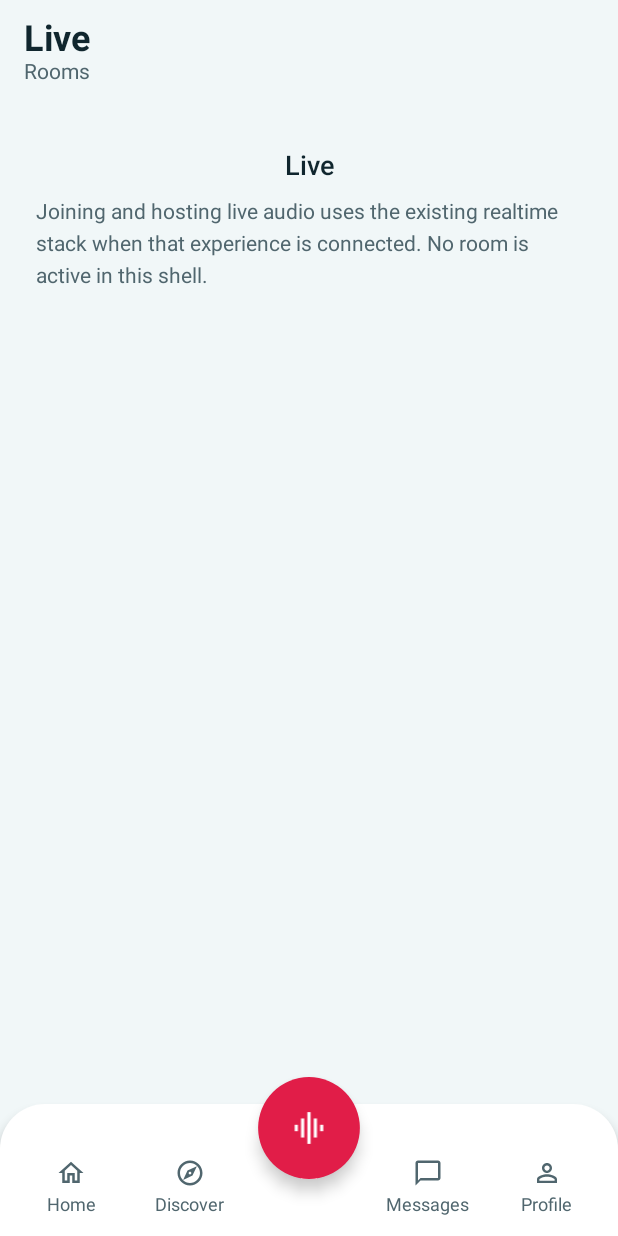
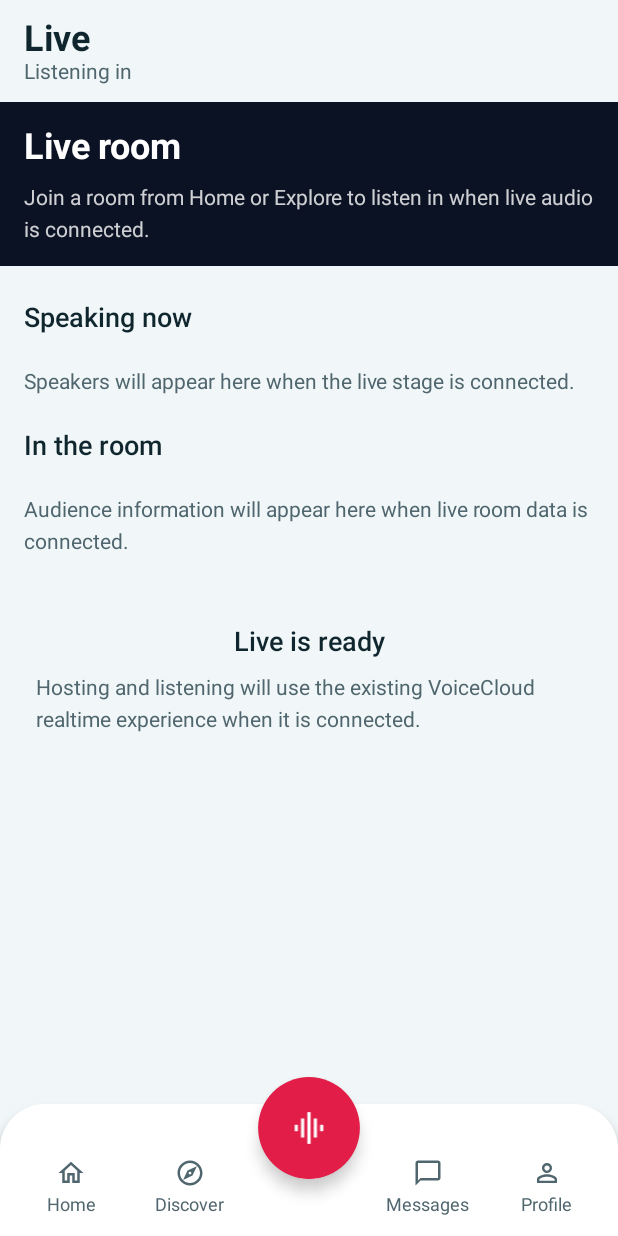
Before and after one commit to akc-26/VoiceCloud-Android, an Android app built with Jetpack Compose: the composable ConsumerShell shown on its own in the app's theme, after a tap on "Live", on a phone screen of 412 x 824 dp. Run offline under Robolectric (Android 15) with nearby library versions, the phone set to English and light mode, and no system bars.

Commit message:
feat(ui): implement host live experience
Co-authored-by: Ashok Kumar <akc-26@users.noreply.github.com>

```diff
--- /dev/null
+++ b/app/src/main/java/app/voicecloud/android/ui/live/HostLiveScreen.kt
@@ -0,0 +1,341 @@
+package app.voicecloud.android.ui.live
+
+import androidx.compose.animation.AnimatedVisibility
+import androidx.compose.animation.core.tween
+import androidx.compose.animation.fadeIn
+import androidx.compose.foundation.background
+import androidx.compose.foundation.layout.Arrangement
+import androidx.compose.foundation.layout.Box
+import androidx.compose.foundation.layout.Column
+import androidx.compose.foundation.layout.PaddingValues
+import androidx.compose.foundation.layout.Row
+import androidx.compose.foundation.layout.fillMaxSize
+import androidx.compose.foundation.layout.fillMaxWidth
+import androidx.compose.foundation.layout.padding
+import androidx.compose.foundation.lazy.LazyColumn
+import androidx.compose.foundation.lazy.items
+import androidx.compose.material3.Text
+import androidx.compose.runtime.Composable
+import androidx.compose.runtime.getValue
+import androidx.compose.runtime.mutableStateOf
+import androidx.compose.runtime.saveable.rememberSaveable
+import androidx.compose.runtime.setValue
+import androidx.compose.ui.Alignment
+import androidx.compose.ui.Modifier
+import androidx.compose.ui.semantics.contentDescription
+import androidx.compose.ui.semantics.semantics
+import app.voicecloud.core.designsystem.VoiceCloud
+import app.voicecloud.core.designsystem.component.VCAudioWaveform
+import app.voicecloud.core.designsystem.component.VCBottomSheet
+import app.voicecloud.core.designsystem.component.VCEmptyState
+import app.voicecloud.core.designsystem.component.VCErrorState
+import app.voicecloud.core.designsystem.component.VCLiveBadge
+import app.voicecloud.core.designsystem.component.VCPageHeader
+import app.voicecloud.core.designsystem.component.VCPersonRow
+import app.voicecloud.core.designsystem.component.VCPrimaryButton
+import app.voicecloud.core.designsystem.component.VCSecondaryButton
+import app.voicecloud.core.designsystem.component.VCSectionHeader
+import app.voicecloud.core.designsystem.component.VCSkeleton
+import app.voicecloud.core.designsystem.component.VCSpeakingAvatar
+import app.voicecloud.core.designsystem.component.VCTextButton
+import app.voicecloud.core.designsystem.component.VCToast
+import app.voicecloud.core.designsystem.theme.VoiceCloudMotion
+import app.voicecloud.core.designsystem.theme.rememberVoiceCloudMotionEnabled
+
+@Composable
+fun HostLiveScreen(
+    state: HostLiveUiState,
+    mode: HostLiveMode,
+    modifier: Modifier = Modifier,
+    onConnect: (() -> Unit)? = null,
+    onDisconnect: (() -> Unit)? = null,
+    onToggleMute: (() -> Unit)? = null,
+    onEndRoom: (() -> Unit)? = null,
+    toastMessage: String? = null,
+    onToastDismiss: () -> Unit = {},
+) {
+    val spacing = VoiceCloud.spacing
+    val motionEnabled = rememberVoiceCloudMotionEnabled()
+    var showEngagement by rememberSaveable { mutableStateOf(false) }
+    var showModeration by rememberSaveable { mutableStateOf(false) }
+    var showAdmin by rememberSaveable { mutableStateOf(false) }
+    val title = when (mode) {
+        HostLiveMode.Host -> "Live Studio"
+        HostLiveMode.Audience -> "Live"
+    }
+    val subtitle = when (mode) {
+        HostLiveMode.Host -> "Host controls"
+        HostLiveMode.Audience -> "Listening in"
+    }
+    Column(modifier.fillMaxSize()) {
+        VCPageHeader(title = title, subtitle = subtitle)
+        when {
+            state.errorMessage != null || state.sessionStatus == HostSessionStatus.Error -> VCErrorState(
+                title = "Live unavailable",
+                message = state.errorMessage ?: state.sessionStatus.statusMessage(mode),
+            )
+            state.isLoading || state.sessionStatus == HostSessionStatus.Connecting -> Column(
+                Modifier.padding(horizontal = spacing.pageGutter, vertical = spacing.md),
+                verticalArrangement = Arrangement.spacedBy(spacing.sm),
+            ) {
+                VCSkeleton()
+                VCSkeleton()
+            }
+            else -> AnimatedVisibility(
+                visible = true,
+                enter = if (motionEnabled) fadeIn(tween(VoiceCloudMotion.EntranceMs)) else fadeIn(tween(0)),
+            ) {
+                HostLiveContent(
+                    state = state,
+                    mode = mode,
+                    onConnect = onConnect,
+                    onDisconnect = onDisconnect,
+                    onToggleMute = onToggleMute,
+                    onOpenEngagement = { showEngagement = true },
+                    onOpenModeration = { showModeration = true },
+                    onOpenAdmin = { showAdmin = true },
+                )
+            }
+        }
+        HostEngagementSheet(visible = showEngagement, onDismiss = { showEngagement = false })
+        HostModerationSheet(visible = showModeration, onDismiss = { showModeration = false })
+        HostAdminSheet(
+            visible = showAdmin,
+            onDismiss = { showAdmin = false },
+            onEndRoom = onEndRoom,
+        )
+        VCToast(message = toastMessage, onDismiss = onToastDismiss)
+    }
+}
+
+@Composable
+private fun HostLiveContent(
+    state: HostLiveUiState,
+    mode: HostLiveMode,
+    onConnect: (() -> Unit)?,
+    onDisconnect: (() -> Unit)?,
+    onToggleMute: (() -> Unit)?,
+    onOpenEngagement: () -> Unit,
+    onOpenModeration: () -> Unit,
+    onOpenAdmin: () -> Unit,
+) {
+    val spacing = VoiceCloud.spacing
+    val colors = VoiceCloud.colors
+    val isLive = state.sessionStatus == HostSessionStatus.Live ||
+        state.sessionStatus == HostSessionStatus.Speaking ||
+        state.sessionStatus == HostSessionStatus.Muted
+    LazyColumn(
+        modifier = Modifier.fillMaxSize(),
+        contentPadding = PaddingValues(bottom = spacing.xxl),
+        verticalArrangement = Arrangement.spacedBy(spacing.md),
+    ) {
+        item {
+            Box(
+                Modifier
+                    .fillMaxWidth()
+                    .background(colors.liveSurface)
+                    .padding(spacing.pageGutter),
+            ) {
+                Column(verticalArrangement = Arrangement.spacedBy(spacing.sm)) {
+                    if (isLive) {
+                        VCLiveBadge()
+                    }
+                    Text(
+                        text = state.roomTitle ?: if (mode == HostLiveMode.Host) "Your live room" else "Live room",
+                        style = VoiceCloud.typography.screenTitle,
+                        color = colors.textOnDark,
+                    )
+                    state.topicLabel?.let {
+                        Text(it, style = VoiceCloud.typography.bodySecondary, color = colors.textOnDark.copy(alpha = 0.85f))
+                    }
+                    Text(
+                        text = state.sessionStatus.statusMessage(mode),
+                        style = VoiceCloud.typography.bodySecondary,
+                        color = colors.textOnDark.copy(alpha = 0.8f),
+                        modifier = Modifier.semantics {
+                            contentDescription = "Live status: ${state.sessionStatus.statusMessage(mode)}"
+                        },
+                    )
+                    if (state.hostSpeaking && isLive) {
+                        VCAudioWaveform(active = true, color = colors.accent)
+                    }
+                }
+            }
+        }
+        if (mode == HostLiveMode.Host) {
+            item { VCSectionHeader(title = "Primary live controls") }
+            item {
+                Row(
+                    Modifier
+                        .fillMaxWidth()
+                        .padding(horizontal = spacing.pageGutter),
+                    horizontalArrangement = Arrangement.spacedBy(spacing.sm),
+                ) {
+                    onConnect?.let { connect ->
+                        VCPrimaryButton(
+                            text = "Go live",
+                            onClick = connect,
+                            modifier = Modifier.weight(1f),
+                        )
+                    }
+                    onDisconnect?.let { disconnect ->
+                        VCSecondaryButton(
+                            text = "Disconnect",
+                            onClick = disconnect,
+                            modifier = Modifier.weight(1f),
+                        )
+                    }
+                }
+                if (onConnect == null && onDisconnect == null) {
+                    HostLiveMuted(
+                        "Live controls will use the existing VoiceCloud realtime stack when hosting is connected.",
+                        modifier = Modifier.padding(horizontal = spacing.pageGutter, vertical = spacing.xs),
+                    )
+                }
+            }
+            item {
+                Row(
+                    Modifier
+                        .fillMaxWidth()
+                        .padding(horizontal = spacing.pageGutter),
+                    horizontalArrangement = Arrangement.spacedBy(spacing.sm),
+                ) {
+                    onToggleMute?.let { toggle ->
+                        VCSecondaryButton(
+                            text = if (state.hostMuted) "Unmute" else "Mute",
+                            onClick = toggle,
+                            modifier = Modifier.padding(horizontal = spacing.pageGutter),
+                        )
+                    }
+                }
+            }
+        }
+        item { VCSectionHeader(title = if (mode == HostLiveMode.Host) "Stage" else "Speaking now") }
+        if (state.speakers.isEmpty()) {
+            item {
+                HostLiveMuted(
+                    "Speakers will appear here when the live stage is connected.",
+                    modifier = Modifier.padding(horizontal = spacing.pageGutter),
+                )
+            }
+        } else {
+            items(state.speakers, key = { it.name }) { speaker ->
+                if (speaker.speaking) {
+                    Row(
+                        Modifier.padding(horizontal = spacing.pageGutter),
+                        horizontalArrangement = Arrangement.spacedBy(spacing.sm),
+                        verticalAlignment = Alignment.CenterVertically,
+                    ) {
+                        VCSpeakingAvatar(name = speaker.name, speaking = true, image = speaker.avatar)
+                        Column {
+                            Text(speaker.name, style = VoiceCloud.typography.actionLabel, color = colors.textPrimary)
+                            speaker.subtitle?.let {
+                                Text(it, style = VoiceCloud.typography.caption, color = colors.textSecondary)
+                            }
+                        }
+                    }
+                } else {
+                    VCPersonRow(person = speaker)
+                }
+            }
+        }
+        item { VCSectionHeader(title = if (mode == HostLiveMode.Host) "Room" else "In the room") }
+        state.audienceLabel?.let { audience ->
+            item {
+                Text(
+                    text = audience,
+                    style = VoiceCloud.typography.bodySecondary,
+                    color = colors.textSecondary,
+                    modifier = Modifier.padding(horizontal = spacing.pageGutter),
+                )
+            }
+        } ?: item {
+            HostLiveMuted(
+                "Audience information will appear here when live room data is connected.",
+                modifier = Modifier.padding(horizontal = spacing.pageGutter),
+            )
+        }
+        if (state.listeners.isNotEmpty()) {
+            items(state.listeners, key = { "listener-${it.name}" }) { listener ->
+                VCPersonRow(person = listener)
+            }
+        }
+        if (mode == HostLiveMode.Host) {
+            item { VCSectionHeader(title = "More controls") }
+            item {
+                Row(
+                    Modifier
+                        .fillMaxWidth()
+                        .padding(horizontal = spacing.pageGutter),
+                    horizontalArrangement = Arrangement.spacedBy(spacing.md),
+                ) {
+                    VCTextButton(text = "Engagement", onClick = onOpenEngagement)
+                    VCTextButton(text = "Moderation", onClick = onOpenModeration)
+                    VCTextButton(text = "Admin", onClick = onOpenAdmin)
+                }
+            }
+        }
+        if (state.roomTitle == null && state.speakers.isEmpty() && state.audienceLabel == null) {
+            item {
+                VCEmptyState(
+                    title = if (mode == HostLiveMode.Host) "Live Studio is ready" else "Live is ready",
+                    message = "Hosting and listening will use the existing VoiceCloud realtime experience when it is connected.",
+                )
+            }
+        }
+    }
+}
+
+@Composable
+private fun HostEngagementSheet(visible: Boolean, onDismiss: () -> Unit) {
+    VCBottomSheet(visible = visible, onDismiss = onDismiss, title = "Engagement") {
+        VCEmptyState(
+            title = "Engagement controls",
+            message = "Reactions, gifts, and audience engagement will appear here when live engagement is connected.",
+        )
+    }
+}
+
+@Composable
+private fun HostModerationSheet(visible: Boolean, onDismiss: () -> Unit) {
+    VCBottomSheet(visible = visible, onDismiss = onDismiss, title = "Moderation") {
+        VCEmptyState(
+            title = "Moderation",
+            message = "Moderation tools will use existing VoiceCloud room rules when that capability is connected.",
+        )
+    }
+}
+
+@Composable
+private fun HostAdminSheet(
+    visible: Boolean,
+    onDismiss: () -> Unit,
+    onEndRoom: (() -> Unit)?,
+) {
+    VCBottomSheet(visible = visible, onDismiss = onDismiss, title = "Room administration") {
+        Text(
+            text = "Advanced room settings and administration appear here when supported.",
+            style = VoiceCloud.typography.bodySecondary,
+            color = VoiceCloud.colors.textSecondary,
+        )
+        if (onEndRoom != null) {
+            VCPrimaryButton(
+                text = "End room",
+                onClick = onEndRoom,
+                modifier = Modifier
+                    .fillMaxWidth()
+                    .padding(top = VoiceCloud.spacing.md),
+            )
+        }
+    }
+}
+
+@Composable
+private fun HostLiveMuted(message: String, modifier: Modifier = Modifier) {
+    Text(
+        text = message,
+        style = VoiceCloud.typography.bodySecondary,
+        color = VoiceCloud.colors.textMuted,
+        modifier = modifier,
+    )
+}
--- /dev/null
+++ b/app/src/main/java/app/voicecloud/android/ui/live/HostLiveUiState.kt
@@ -0,0 +1,58 @@
+package app.voicecloud.android.ui.live
+
+import androidx.compose.runtime.Immutable
+import app.voicecloud.core.designsystem.component.VCPersonUiModel
+
+enum class HostLiveMode {
+    Host,
+    Audience,
+}
+
+enum class HostSessionStatus {
+    Idle,
+    Preparing,
+    Connecting,
+    Live,
+    Reconnecting,
+    Interrupted,
+    Disconnected,
+    Muted,
+    Speaking,
+    Paused,
+    Ended,
+    Error,
+}
+
+/** Presentation-only host/live session state. Populated when live hosting is connected. */
+@Immutable
+data class HostLiveUiState(
+    val isLoading: Boolean = false,
+    val errorMessage: String? = null,
+    val sessionStatus: HostSessionStatus = HostSessionStatus.Idle,
+    val roomTitle: String? = null,
+    val topicLabel: String? = null,
+    val audienceLabel: String? = null,
+    val speakers: List<VCPersonUiModel> = emptyList(),
+    val listeners: List<VCPersonUiModel> = emptyList(),
+    val hostMuted: Boolean = false,
+    val hostSpeaking: Boolean = false,
+)
+
+fun HostSessionStatus.statusMessage(mode: HostLiveMode): String = when (this) {
+    HostSessionStatus.Idle -> if (mode == HostLiveMode.Host) {
+        "Prepare your room, then go live when the realtime session is connected."
+    } else {
+        "Join a room from Home or Explore to listen in when live audio is connected."
+    }
+    HostSessionStatus.Preparing -> "Preparing your live room."
+    HostSessionStatus.Connecting -> "Connecting to VoiceCloud realtime."
+    HostSessionStatus.Live -> "You are live."
+    HostSessionStatus.Reconnecting -> "Reconnecting to the live session."
+    HostSessionStatus.Interrupted -> "Live session interrupted. Check your connection."
+    HostSessionStatus.Disconnected -> "Not connected to a live session."
+    HostSessionStatus.Muted -> "You are muted."
+    HostSessionStatus.Speaking -> "You are speaking."
+    HostSessionStatus.Paused -> "Room is paused."
+    HostSessionStatus.Ended -> "This live session has ended."
+    HostSessionStatus.Error -> "Live session unavailable."
+}
--- a/app/src/main/java/app/voicecloud/android/ui/shell/ConsumerShell.kt
+++ b/app/src/main/java/app/voicecloud/android/ui/shell/ConsumerShell.kt
@@ -23,6 +23,9 @@ import app.voicecloud.android.ui.consumer.ConsumerSearchUiState
 import app.voicecloud.android.ui.consumer.ExploreScreen
 import app.voicecloud.android.ui.consumer.HomeScreen
 import app.voicecloud.android.ui.consumer.SearchScreen
+import app.voicecloud.android.ui.live.HostLiveMode
+import app.voicecloud.android.ui.live.HostLiveScreen
+import app.voicecloud.android.ui.live.HostLiveUiState
 import app.voicecloud.android.ui.economy.ConsumerEconomyUiState
 import app.voicecloud.android.ui.economy.EconomyScreen
 import app.voicecloud.android.ui.messaging.ConsumerConversationUiState
@@ -62,6 +65,7 @@ fun ConsumerShell(
     var messagesQuery by remember { mutableStateOf("") }
     var conversationState by remember { mutableStateOf<ConsumerConversationUiState?>(null) }
     var economyState by remember { mutableStateOf(ConsumerEconomyUiState()) }
+    var hostLiveState by remember { mutableStateOf(HostLiveUiState()) }
     var selectedGift by remember { mutableStateOf<VCGiftUiModel?>(null) }
     val sides = remember {
         listOf(
@@ -149,10 +153,9 @@ fun ConsumerShell(
                 }
             }
             composable(ConsumerDestinations.Live) {
-                ShellSection(
-                    title = "Live",
-                    subtitle = "Rooms",
-                    message = "Joining and hosting live audio uses the existing realtime stack when that experience is connected. No room is active in this shell.",
+                HostLiveScreen(
+                    state = hostLiveState,
+                    mode = HostLiveMode.Audience,
                 )
             }
             composable(ConsumerDestinations.Messages) {
```
Also changed, not shown: app/src/main/java/app/voicecloud/android/ui/shell/CreatorShell.kt (+7 -4 lines).
